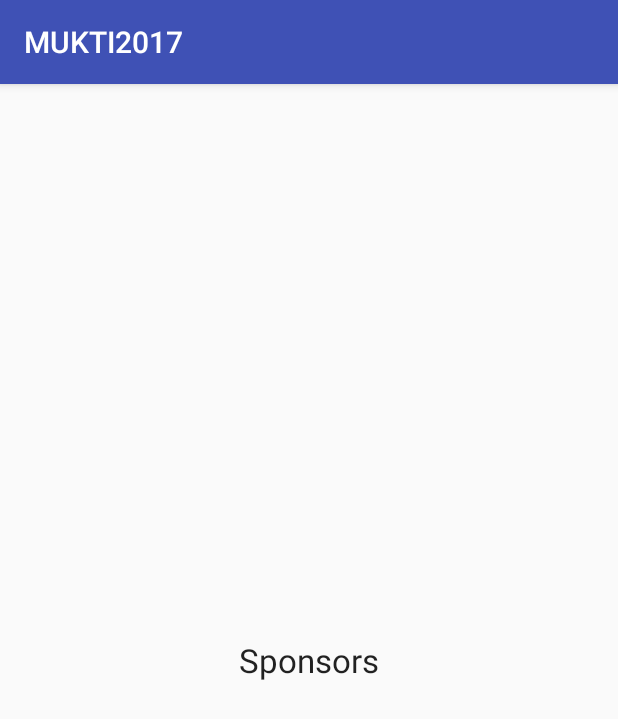
After one commit to someshkhandelia/MUKTI2k17, an Android app: the fragment Home6 shown on its own in the app's theme, on a phone screen of 412 x 824 dp. The commit adds this screen. Shown: the top 719 px of the screen. Run offline under Robolectric (Android 15) with nearby library versions, the phone set to English and light mode, and no system bars.

Commit message:
pages added

```diff
--- /dev/null
+++ b/app/src/main/java/com/example/somesh1995/mukti2017/Home6.java
@@ -0,0 +1,38 @@
+package com.example.somesh1995.mukti2017;
+
+import android.content.Context;
+import android.net.Uri;
+import android.os.Bundle;
+import android.support.v4.app.Fragment;
+import android.view.LayoutInflater;
+import android.view.View;
+import android.view.ViewGroup;
+
+
+public class Home6 extends Fragment {
+
+
+    // Button contactusbutton;
+    public Home6() {
+        // Required empty public constructor
+    }
+
+
+    @Override
+    public View onCreateView(LayoutInflater inflater, ViewGroup container,
+                             Bundle savedInstanceState) {
+        View rootView = inflater.inflate(
+                R.layout.fragment_home6, container, false);//16.75,38.25,26.5
+
+       /* contactusbutton=(Button)rootView.findViewById(R.id.contactusbutton);
+        contactusbutton.setOnClickListener(new View.OnClickListener() {
+            @Override
+            public void onClick(View view) {
+                Intent intent = new Intent(getActivity(),ContactUsActivity.class);
+                startActivity(intent);
+            }
+        });*/
+
+        return rootView;
+    }
+}
--- a/app/src/main/java/com/example/somesh1995/mukti2017/MainActivity.java
+++ b/app/src/main/java/com/example/somesh1995/mukti2017/MainActivity.java
@@ -5,6 +5,7 @@ import android.os.Handler;
 import android.support.v7.app.ActionBar;
 import android.support.v7.app.AppCompatActivity;
 import android.os.Bundle;
+/*This is our splashscreen*/
 
 public class MainActivity extends AppCompatActivity {
 
--- a/app/src/main/java/com/example/somesh1995/mukti2017/ScreenSlidePagerActivity.java
+++ b/app/src/main/java/com/example/somesh1995/mukti2017/ScreenSlidePagerActivity.java
@@ -11,7 +11,7 @@ import android.os.Bundle;
 
 public class ScreenSlidePagerActivity extends FragmentActivity {
 
-    private static final int NUM_PAGES = 4;
+    private static final int NUM_PAGES = 6;
 
 
     private ViewPager mPager;
@@ -58,6 +58,10 @@ public class ScreenSlidePagerActivity extends FragmentActivity {
                     return new Home3();
                 case 3 :
                     return new Home4();
+                case 4 :
+                    return new Home5();
+                case 5 :
+                    return new Home6();
 
 
             }
--- a/app/src/main/res/layout/fragment_home1.xml
+++ b/app/src/main/res/layout/fragment_home1.xml
@@ -10,7 +10,7 @@
         android:layout_width="wrap_content"
         android:layout_height="wrap_content"
         android:textAppearance="?android:attr/textAppearanceLarge"
-        android:text="Events"
+        android:text="Online Events"
         android:id="@+id/textView"
         android:layout_gravity="center" />
 </FrameLayout>
--- a/app/src/main/res/layout/fragment_home2.xml
+++ b/app/src/main/res/layout/fragment_home2.xml
@@ -9,7 +9,7 @@
         android:layout_width="wrap_content"
         android:layout_height="wrap_content"
         android:textAppearance="?android:attr/textAppearanceLarge"
-        android:text="Workshops"
+        android:text="Offline Events"
         android:id="@+id/textView"
         android:layout_gravity="center" />
 
--- a/app/src/main/res/layout/fragment_home3.xml
+++ b/app/src/main/res/layout/fragment_home3.xml
@@ -9,7 +9,7 @@
         android:layout_width="wrap_content"
         android:layout_height="wrap_content"
         android:textAppearance="?android:attr/textAppearanceLarge"
-        android:text="Contacts"
+        android:text="Workshops"
         android:id="@+id/textView"
         android:layout_gravity="center" />
 
--- a/app/src/main/res/layout/fragment_home4.xml
+++ b/app/src/main/res/layout/fragment_home4.xml
@@ -9,7 +9,7 @@
         android:layout_width="wrap_content"
         android:layout_height="wrap_content"
         android:textAppearance="?android:attr/textAppearanceLarge"
-        android:text="Sponsors"
+        android:text="Hackathon"
         android:id="@+id/textView"
         android:layout_gravity="center" />
 
--- /dev/null
+++ b/app/src/main/res/layout/fragment_home6.xml
@@ -0,0 +1,15 @@
+<FrameLayout xmlns:android="http://schemas.android.com/apk/res/android"
+    xmlns:tools="http://schemas.android.com/tools"
+    android:layout_width="match_parent"
+    android:layout_height="match_parent"
+    tools:context="com.example.somesh1995.mukti2017.Home6">
+
+    <!-- TODO: Update blank fragment layout -->
+    <TextView
+        android:layout_width="wrap_content"
+        android:layout_height="wrap_content"
+        android:textAppearance="?android:attr/textAppearanceLarge"
+        android:text="Sponsors"
+        android:id="@+id/textView"
+        android:layout_gravity="center" />
+</FrameLayout>
```
Also changed, not shown: app/src/main/java/com/example/somesh1995/mukti2017/Home5.java (added, +38 -0 lines), app/src/main/res/layout/activity_main.xml (+7 -24 lines), app/src/main/res/layout/fragment_home5.xml (added, +16 -0 lines), 110 other files.
